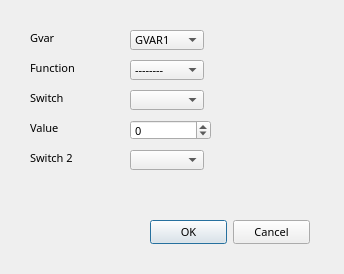
First picture: the form in eepe/eepskye/src/GvarAdjustDialog.ui, repository MikeBland/mbtx, before the edit.
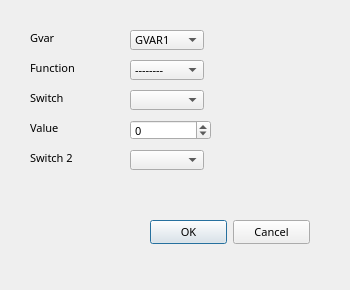
Second picture: the form after the edit. Icons and pictures are not drawn.

Diff of the .ui file:
```diff
--- a/eepe/eepskye/src/GvarAdjustDialog.ui
+++ b/eepe/eepskye/src/GvarAdjustDialog.ui
@@ -6,8 +6,8 @@
    <rect>
     <x>0</x>
     <y>0</y>
-    <width>344</width>
-    <height>274</height>
+    <width>350</width>
+    <height>290</height>
    </rect>
   </property>
   <property name="font">
```
